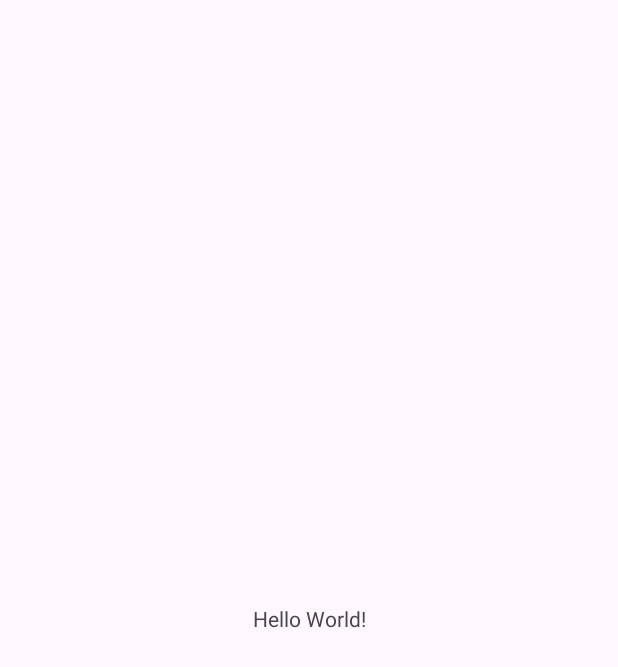
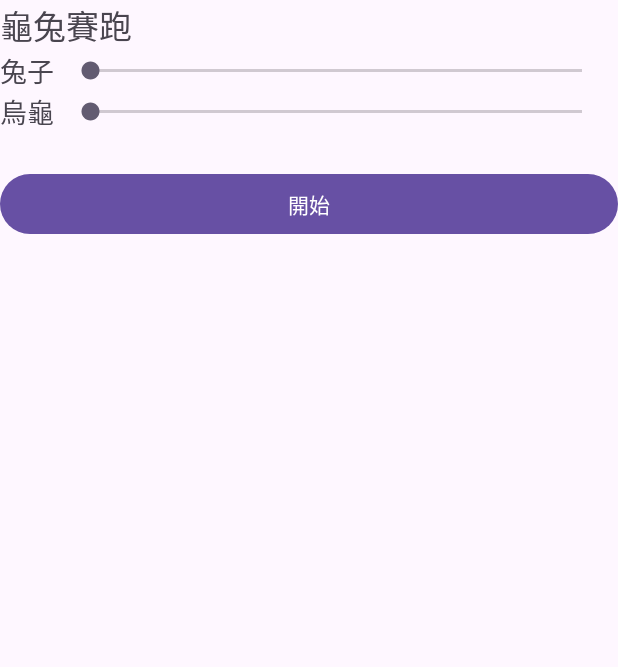
Before and after one commit to rgmmmt4r/android_practice, an Android app: the screen it shows after launch (MainActivity), on a phone screen of 412 x 824 dp. Before the commit the part shown is almost empty. Shown: the top 667 px of the screen. Run offline under Robolectric (Android 15) with nearby library versions, the phone set to English and light mode, and no system bars.

Commit message:
Turtle and Rabbit complete

```diff
--- a/TurtleAndRabbit/app/src/main/res/layout/activity_main.xml
+++ b/TurtleAndRabbit/app/src/main/res/layout/activity_main.xml
@@ -8,12 +8,62 @@
     tools:context=".MainActivity">
 
     <TextView
+        android:id="@+id/tvTitle"
         android:layout_width="wrap_content"
         android:layout_height="wrap_content"
-        android:text="Hello World!"
-        app:layout_constraintBottom_toBottomOf="parent"
-        app:layout_constraintEnd_toEndOf="parent"
+        android:text="龜兔賽跑"
+        android:textSize="22sp"
         app:layout_constraintStart_toStartOf="parent"
         app:layout_constraintTop_toTopOf="parent" />
 
+    <TextView
+        android:id="@+id/tvRabbit"
+        android:layout_width="wrap_content"
+        android:layout_height="wrap_content"
+        android:text="兔子"
+        android:textSize="18sp"
+        app:layout_constraintStart_toStartOf="@+id/tvTitle"
+        app:layout_constraintTop_toBottomOf="@+id/tvTitle"/>
+    <SeekBar
+        android:id="@+id/sbRabbit"
+        android:layout_width="0dp"
+        android:layout_height="wrap_content"
+        android:layout_marginStart="8dp"
+        android:layout_marginEnd="8dp"
+        app:layout_constraintStart_toEndOf="@id/tvRabbit"
+        app:layout_constraintTop_toTopOf="@+id/tvRabbit"
+        app:layout_constraintEnd_toEndOf="parent"
+        app:layout_constraintBottom_toBottomOf="@id/tvRabbit"
+        />
+    <TextView
+        android:id="@+id/tvTurtle"
+        android:layout_width="wrap_content"
+        android:layout_height="wrap_content"
+        android:text="烏龜"
+        android:textSize="18sp"
+        app:layout_constraintStart_toStartOf="@+id/tvTitle"
+        app:layout_constraintTop_toBottomOf="@+id/tvRabbit"/>
+    <SeekBar
+        android:id="@+id/sbTurtle"
+        android:layout_width="0dp"
+        android:layout_height="wrap_content"
+        android:layout_marginStart="8dp"
+        android:layout_marginEnd="8dp"
+        app:layout_constraintStart_toEndOf="@id/tvTurtle"
+        app:layout_constraintTop_toTopOf="@+id/tvTurtle"
+        app:layout_constraintEnd_toEndOf="parent"
+        app:layout_constraintBottom_toBottomOf="@id/tvTurtle"
+        />
+
+    <Button
+        android:id="@+id/btnStart"
+        android:layout_width="0dp"
+        android:layout_height="wrap_content"
+        android:layout_marginTop="24dp"
+        android:text="開始"
+        app:layout_constraintEnd_toEndOf="parent"
+        app:layout_constraintStart_toStartOf="parent"
+        app:layout_constraintTop_toBottomOf="@+id/tvTurtle"
+        />
+
 </androidx.constraintlayout.widget.ConstraintLayout>
```
Also changed, not shown: TurtleAndRabbit/app/src/main/java/com/example/turtleandrabbit/MainActivity.kt (+81 -0 lines).
